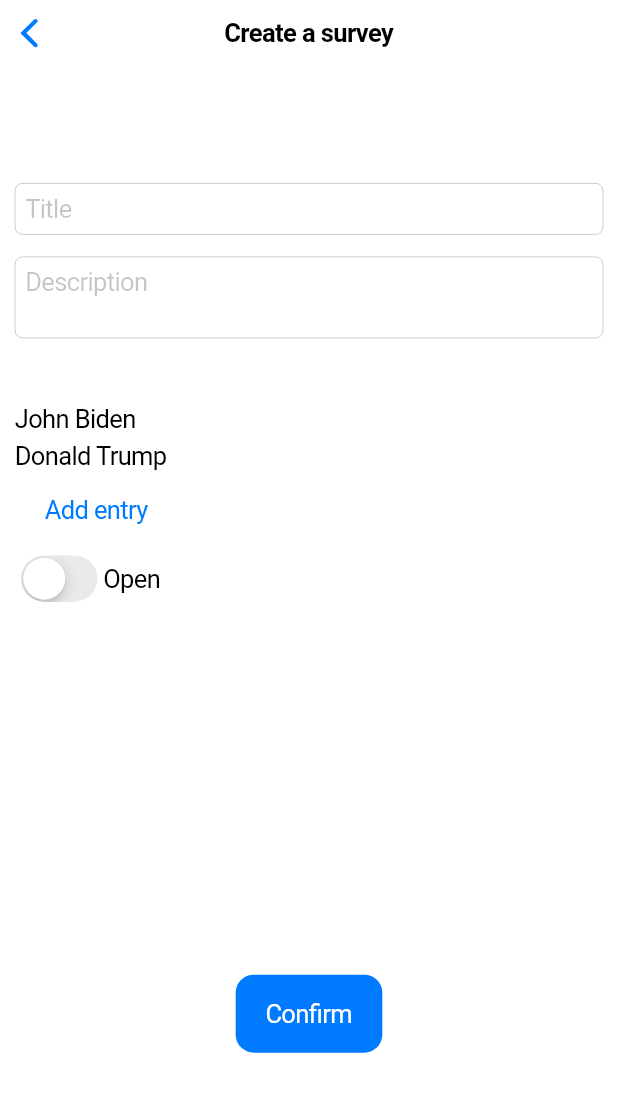
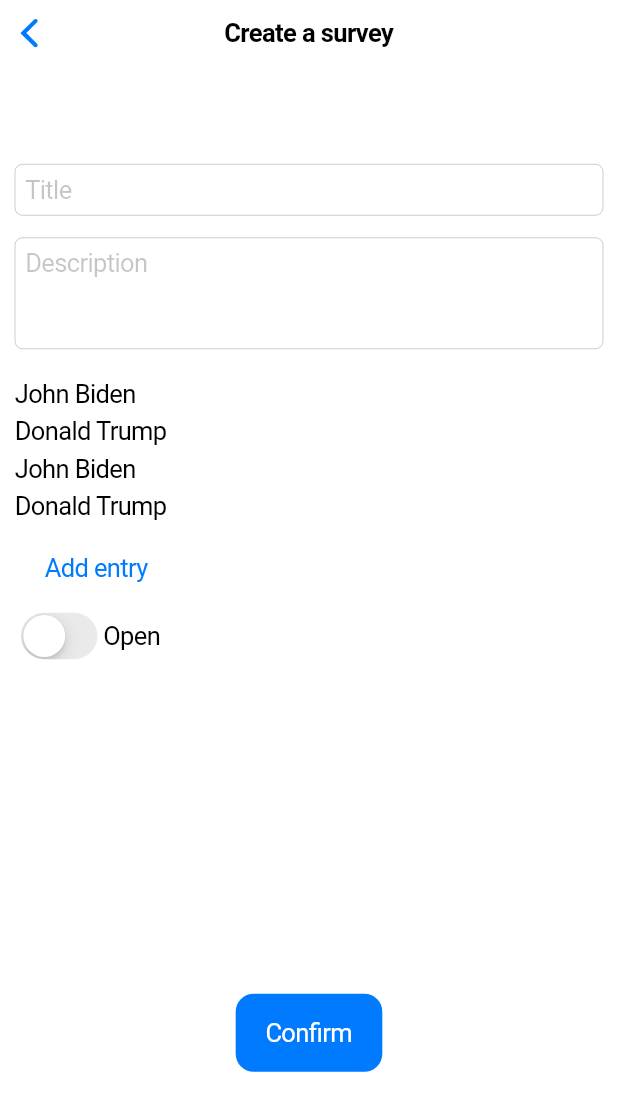
Before and after one commit to qmmk/AWM-Project, a Flutter app: the CreateSurveyPage screen opened directly, on a phone screen of 412 x 824 dp. Shown: the top 1111 px of the screen. Run offline on Flutter 3.47's test engine with Material 2 defaults, Android fonts, the phone set to English and light mode, and no system bars; our stand-ins replace after_layout, flutter_riverpod, flutter_secure_storage, get_it, hooks_riverpod, riverpod and 1 more; accounts and stored records are empty.

Commit message:
Personal area graphical implementation
+ Dismissible fix
+ Create survey fix
+ Single line for surveys with no description

```diff
--- a/Client-side/Surveys.MobileApp/surveys/lib/logic/configs/routing/routes.dart
+++ b/Client-side/Surveys.MobileApp/surveys/lib/logic/configs/routing/routes.dart
@@ -6,5 +6,6 @@ class Routes {
   static const String signIn = "/access/signIn";
   static const String signUp = "/access/signUp";
 
-  static const String createSurveyEntry = "/create_survey_entry";
+  static const String createSurvey = "/create_entry";
+  static const String createSurveyEntry = "/create_entry/create_survey_entry";
 }
--- a/Client-side/Surveys.MobileApp/surveys/lib/views/home.dart
+++ b/Client-side/Surveys.MobileApp/surveys/lib/views/home.dart
@@ -1,5 +1,6 @@
 import 'package:flutter/cupertino.dart';
-import 'package:surveys/views/sections/create/create_survey_page.dart';
+import 'package:surveys/views/sections/create/create_update_survey_page.dart';
+import 'package:surveys/views/sections/personal_area/personal_area.dart';
 import 'package:surveys/views/sections/surveys/surveys_page.dart';
 
 class HomePage extends StatefulWidget {
@@ -29,7 +30,7 @@ class _HomePageState extends State<HomePage> {
             case 1:
               return CreateSurveyPage();
             case 2:
-              return SurveysPage();
+              return PersonalAreaPage();
             default:
               return SurveysPage();
           }
--- a/Client-side/Surveys.MobileApp/surveys/lib/views/sections/create/create_survey_page.dart
+++ /dev/null
@@ -1,126 +0,0 @@
-import 'package:flutter/cupertino.dart';
-import 'package:flutter/material.dart';
-import 'package:surveys/logic/configs/routing/routes.dart';
-import 'package:surveys/models/survey_detail_model.dart';
-import 'package:surveys/models/survey_model.dart';
-
-class CreateSurveyPage extends StatefulWidget {
-  CreateSurveyPage({Key key}) : super(key: key);
-
-  @override
-  _CreateSurveyPageState createState() => _CreateSurveyPageState();
-}
-
-class _CreateSurveyPageState extends State<CreateSurveyPage> {
-  Survey _survey;
-  bool _open;
-
-  @override
-  void initState() {
-    _survey = Survey(id: -1, details: [
-      SurveyDetail(id: 0, surveyId: -1, description: "John Biden"),
-      SurveyDetail(id: 1, surveyId: -1, description: "Donald Trump")
-    ]);
-    _open = false;
-    super.initState();
-  }
-
-  Widget _entryList() => ListView.separated(
-      shrinkWrap: true,
-      itemBuilder: (context, index) => GestureDetector(
-            onTap: () {
-              Navigator.of(context).pushNamed(Routes.createSurveyEntry,
-                  arguments: {
-                    "surveyDetail": _survey.details[index]
-                  }).then((value) {
-                setState(() {
-                  if (value != null) _survey.details[index].description = value;
-                });
-              });
-            },
-            child: Dismissible(
-                onDismissed: (direction) {
-                  setState(() {
-                    _survey.details.removeAt(index);
-                  });
-                },
-                key: Key(index.toString()),
-                child: Container(
-                    child: Text(_survey?.details[index].description))),
-          ),
-      separatorBuilder: (context, index) => SizedBox(
-            height: 5,
-          ),
-      itemCount: _survey?.details?.length ?? 0);
-
-  @override
-  Widget build(BuildContext context) {
-    return CupertinoPageScaffold(
-        navigationBar: CupertinoNavigationBar(
-          transitionBetweenRoutes: false,
-          middle: Text("Create a survey"),
-          border: null,
-        ),
-        child: Padding(
-          padding: const EdgeInsets.symmetric(horizontal: 10),
-          child: Form(
-            child: SingleChildScrollView(
-              child: Container(
-                height: MediaQuery.of(context).size.height,
-                child: Column(
-                  mainAxisAlignment: MainAxisAlignment.spaceAround,
-                  children: [
-                    Column(
-                      crossAxisAlignment: CrossAxisAlignment.start,
-                      children: [
-                        Padding(
-                          padding: const EdgeInsets.only(bottom: 15),
-                          child: CupertinoTextField(
-                            placeholder: "Title",
-                          ),
-                        ),
-                        CupertinoTextField(
-                          placeholder: "Description",
-                          minLines: 2,
-                          maxLines: 10,
-                        ),
-                        if (_survey?.details != null) _entryList(),
-                        CupertinoButton(
-                            child: Text("Add entry",),
-                            onPressed: () {
-                              Navigator.of(context)
-                                  .pushNamed(Routes.createSurveyEntry)
-                                  .then((value) {
-                                if (value != null)
-                                  setState(() {
-                                    _survey.details.add(SurveyDetail(
-                                        id: 0,
-                                        surveyId: -1,
-                                        description: value));
-                                  });
-                              });
-                            }),
-                        Row(
-                          children: [
-                            CupertinoSwitch(
-                                value: _open,
-                                onChanged: (value) {
-                                  setState(() {
-                                    _open = value;
-                                  });
-                                }),
-                            Text("Open")
-                          ],
-                        )
-                      ],
-                    ),
-                    CupertinoButton.filled(
-                        child: Text("Confirm"), onPressed: () {}),
-                  ],
-                ),
-              ),
-            ),
-          ),
-        ));
-  }
-}
--- /dev/null
+++ b/Client-side/Surveys.MobileApp/surveys/lib/views/sections/create/create_update_survey_page.dart
@@ -0,0 +1,170 @@
+import 'package:flutter/cupertino.dart';
+import 'package:surveys/logic/configs/routing/routes.dart';
+import 'package:surveys/models/survey_detail_model.dart';
+import 'package:surveys/models/survey_model.dart';
+
+class CreateSurveyPage extends StatefulWidget {
+  final Survey survey;
+
+  CreateSurveyPage({Key key, this.survey}) : super(key: key);
+
+  @override
+  _CreateSurveyPageState createState() => _CreateSurveyPageState();
+}
+
+class _CreateSurveyPageState extends State<CreateSurveyPage> {
+  Survey _survey;
+  bool _open;
+  bool _isModifying;
+
+  TextEditingController _titleController = TextEditingController(text: "title");
+  TextEditingController _descriptionController =
+      TextEditingController(text: "description");
+
+  @override
+  void initState() {
+    _isModifying = widget.survey != null;
+    if (_isModifying) {
+      _survey = widget.survey;
+      _titleController.text = _survey.title;
+      _descriptionController.text = _survey.description;
+      _open = _survey.isOpen;
+    } else {
+      _titleController.text = "";
+      _descriptionController.text = "";
+      _survey = Survey(id: -1, details: [
+        SurveyDetail(id: 0, surveyId: -1, description: "John Biden"),
+        SurveyDetail(id: 1, surveyId: -1, description: "Donald Trump"),
+        SurveyDetail(id: 2, surveyId: -1, description: "John Biden"),
+        SurveyDetail(id: 3, surveyId: -1, description: "Donald Trump"),
+        SurveyDetail(id: 4, surveyId: -1, description: "John Biden"),
+        SurveyDetail(id: 5, surveyId: -1, description: "Donald Trump"),
+        SurveyDetail(id: 6, surveyId: -1, description: "John Biden"),
+        SurveyDetail(id: 7, surveyId: -1, description: "Donald Trump")
+      ]);
+      _open = false;
+    }
+    super.initState();
+  }
+
+  Widget _entryList() => SizedBox(
+        height: 100,
+        child: ListView.separated(
+            padding: EdgeInsets.all(0),
+            shrinkWrap: true,
+            itemBuilder: (context, index) => GestureDetector(
+                  onTap: () {
+                    Navigator.of(context).pushNamed(Routes.createSurveyEntry,
+                        arguments: {
+                          "surveyDetail": _survey.details[index]
+                        }).then((value) {
+                      setState(() {
+                        if (value != null)
+                          _survey.details[index].description = value;
+                      });
+                    });
+                  },
+                  child: Dismissible(
+                      onDismissed: (direction) {
+                        setState(() {
+                          _survey.details.removeAt(index);
+                        });
+                      },
+                      key: Key(_survey.details[index].id.toString()),
+                      child: Container(
+                          child: Text(_survey?.details[index].description))),
+                ),
+            separatorBuilder: (context, index) => SizedBox(
+                  height: 5,
+                ),
+            itemCount: _survey?.details?.length ?? 0),
+      );
+
+  Widget _content() => Column(
+        mainAxisAlignment: MainAxisAlignment.spaceAround,
+        children: [
+          Column(
+            crossAxisAlignment: CrossAxisAlignment.start,
+            children: [
+              Padding(
+                padding: const EdgeInsets.only(bottom: 15),
+                child: CupertinoTextField(
+                  controller: _titleController,
+                  placeholder: "Title",
+                ),
+              ),
+              CupertinoTextField(
+                controller: _descriptionController,
+                placeholder: "Description",
+                minLines: 3,
+                maxLines: 3,
+              ),
+              if (_survey?.details != null)
+                Padding(
+                  padding: const EdgeInsets.only(top: 20),
+                  child: _entryList(),
+                ),
+              CupertinoButton(
+                  child: Text(
+                    "Add entry",
+                  ),
+                  onPressed: () {
+                    Navigator.of(context)
+                        .pushNamed(Routes.createSurveyEntry)
+                        .then((value) {
+                      if (value != null)
+                        setState(() {
+                          _survey.details.add(SurveyDetail(
+                              id: 0, surveyId: -1, description: value));
+                        });
+                    });
+                  }),
+              Row(
+                children: [
+                  CupertinoSwitch(
+                      value: _open,
+                      onChanged: (value) {
+                        setState(() {
+                          _open = value;
+                        });
+                      }),
+                  Text("Open")
+                ],
+              )
+            ],
+          ),
+          CupertinoButton.filled(
+              child: Text("Confirm"),
+              onPressed: () {
+                _survey
+                  ..title = _titleController.text
+                  ..description = _descriptionController.text
+                  ..isOpen = _open;
+                if (_isModifying) Navigator.of(context).pop(_survey);
+              }),
+        ],
+      );
+
+  @override
+  Widget build(BuildContext context) {
+    return CupertinoPageScaffold(
+        resizeToAvoidBottomInset: false,
+        navigationBar: CupertinoNavigationBar(
+          transitionBetweenRoutes: false,
+          middle: widget.survey != null
+              ? Text("Update survey")
+              : Text("Create a survey"),
+          border: null,
+        ),
+        child: Padding(
+          padding: const EdgeInsets.symmetric(horizontal: 10),
+          child: widget.survey != null
+              ? _content()
+              : SingleChildScrollView(
+                  child: Container(
+                      height: MediaQuery.of(context).size.height,
+                      child: _content()),
+                ),
+        ));
+  }
+}
--- a/Client-side/Surveys.MobileApp/surveys/lib/views/widgets/survey_entry.dart
+++ b/Client-side/Surveys.MobileApp/surveys/lib/views/widgets/survey_entry.dart
@@ -20,7 +20,7 @@ class SurveyEntryWidget extends StatelessWidget {
                 overflow: TextOverflow.ellipsis,
                 style: TextStyle(fontWeight: FontWeight.bold, fontSize: 18),
               ),
-              if (survey.description != null)
+              if (survey.description != null && survey.description.trim().isNotEmpty)
                 Text(
                   survey.description,
                   maxLines: 1,
```
Also changed, not shown: Client-side/Surveys.MobileApp/surveys/lib/logic/configs/routing/handlers.dart (+8 -1 lines), Client-side/Surveys.MobileApp/surveys/lib/views/sections/personal_area/personal_area.dart (added, +97 -0 lines), Client-side/Surveys.MobileApp/surveys/lib/views/sections/create/create_update_entry_page.dart (renamed from Client-side/Surveys.MobileApp/surveys/lib/views/sections/create/create_entry_page.dart).
